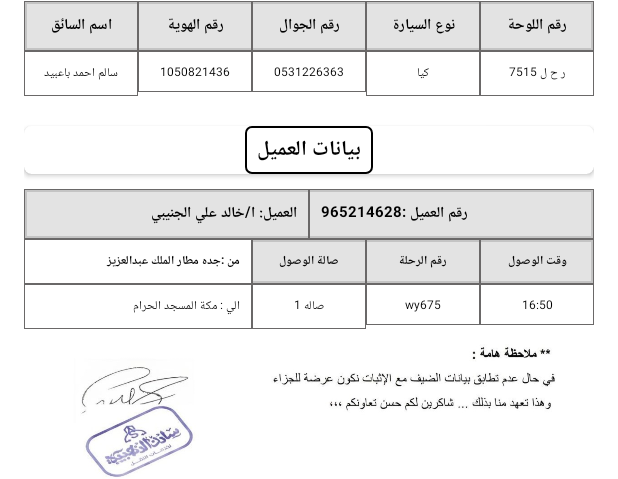
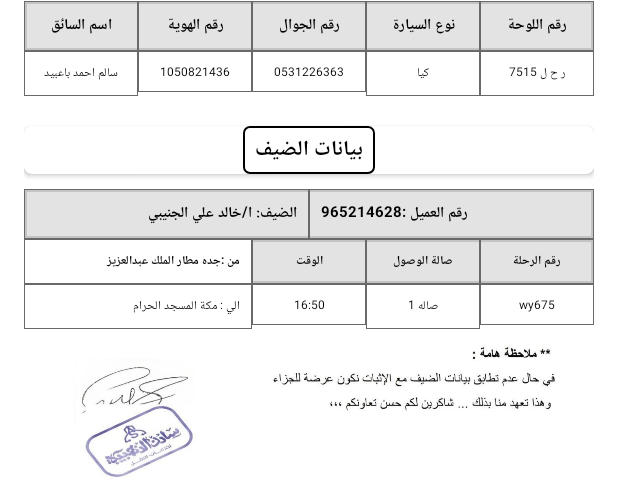
Before and after one commit to alaafawzyy/HotelTransportBillingSystem, an Android app: the layout activity_operation_normal_print.xml on its own in the app's theme, with its tools: preview values and no code run, on a phone screen of 412 x 824 dp. Shown: the part 498-977 px from the top of the screen. Run offline under Robolectric (Android 15) with nearby library versions, the phone set to English and light mode, and no system bars.

Commit message:
update operation tiket

```diff
--- a/app/build.gradle.kts
+++ b/app/build.gradle.kts
@@ -12,7 +12,7 @@ android {
         applicationId = "com.example.swiftprint"
         minSdk = 24
         targetSdk = 34
-        versionCode = 21
+        versionCode = 22
 
         versionName = "1.0"
 
--- a/app/src/main/java/com/example/swiftprint/fragment/operation/OperationNormalPrintActivity.kt
+++ b/app/src/main/java/com/example/swiftprint/fragment/operation/OperationNormalPrintActivity.kt
@@ -104,8 +104,8 @@ class OperationNormalPrintActivity : AppCompatActivity() {
         binding.phoneNumberTv.text = driverPhone
         binding.carTypeTv.text = selectedCarName
         binding.boardNumTv.text = carModel
-        binding.clientNameTv.text = " العميل :${clientName}"
-        binding.clientNumTv.text = "رقم العميل : ${clientPhone}"
+        binding.clientNameTv.text = " الضيف :${clientName}"
+        binding.clientNumTv.text = "رقم التواصل : ${clientPhone}"
         binding.tripNumTv.text = tripNumber
         binding.hallTv.text = arrivalHall
         binding.driverNameTv.text = selectedDriverName
--- a/app/src/main/res/layout/activity_operation_normal_print.xml
+++ b/app/src/main/res/layout/activity_operation_normal_print.xml
@@ -408,7 +408,7 @@
                 android:layout_width="wrap_content"
                 android:layout_height="wrap_content"
                 android:background="@drawable/card_border"
-                android:text="بيانات العميل"
+                android:text="بيانات الضيف"
                 android:layout_gravity="center"
                 android:paddingTop="4dp"
                 android:paddingStart="8dp"
@@ -433,7 +433,7 @@
                     android:layout_width="0dp"
                     android:layout_height="wrap_content"
                     android:layout_weight="1"
-                    tools:text="العميل: ا/خالد علي الجنيبي"
+                    tools:text="الضيف: ا/خالد علي الجنيبي"
                     android:gravity="start"
                     android:textSize="10dp"
                     android:maxLines="1"
@@ -476,6 +476,17 @@
                     android:textColor="#000000"
                     android:background="@drawable/cell_border2"
                     android:textStyle="bold" />
+                <TextView
+                    android:layout_width="0dp"
+                    android:layout_height="wrap_content"
+                    android:layout_weight="1"
+                    android:text="الوقت"
+                    android:gravity="center"
+                    android:padding="8dp"
+                    android:textSize="8dp"
+                    android:textColor="#000000"
+                    android:background="@drawable/cell_border"
+                    android:textStyle="bold" />
 
                 <TextView
                     android:layout_width="0dp"
@@ -501,17 +512,7 @@
                     android:background="@drawable/cell_border"
                     android:textStyle="bold" />
 
-                <TextView
-                    android:layout_width="0dp"
-                    android:layout_height="wrap_content"
-                    android:layout_weight="1"
-                    android:text="وقت الوصول"
-                    android:gravity="center"
-                    android:padding="8dp"
-                    android:textSize="8dp"
-                    android:textColor="#000000"
-                    android:background="@drawable/cell_border"
-                    android:textStyle="bold" />
+
             </TableRow>
 
             <!-- Data Row -->
@@ -527,6 +528,18 @@
                     android:textSize="8dp"
 
                     android:padding="8dp"
+                    android:textColor="#000000"
+                    android:background="@drawable/cell_border2" />
+                <TextView
+                    android:id="@+id/Arrival_time_tv"
+                    android:layout_width="0dp"
+                    android:layout_height="wrap_content"
+                    android:layout_weight="1"
+                    tools:text="16:50"
+                    android:gravity="center"
+                    android:padding="8dp"
+                    android:textSize="8dp"
+                    android:maxLines="1"
                     android:textColor="#000000"
                     android:background="@drawable/cell_border2" />
 
@@ -555,18 +568,7 @@
                     android:textColor="#000000"
                     android:background="@drawable/cell_border2" />
 
-                <TextView
-                    android:id="@+id/Arrival_time_tv"
-                    android:layout_width="0dp"
-                    android:layout_height="wrap_content"
-                    android:layout_weight="1"
-                    tools:text="16:50"
-                    android:gravity="center"
-                    android:padding="8dp"
-                    android:textSize="8dp"
-                    android:maxLines="1"
-                    android:textColor="#000000"
-                    android:background="@drawable/cell_border2" />
+
             </TableRow>
         </TableLayout>
 
```
Also changed, not shown: 3 other files.
